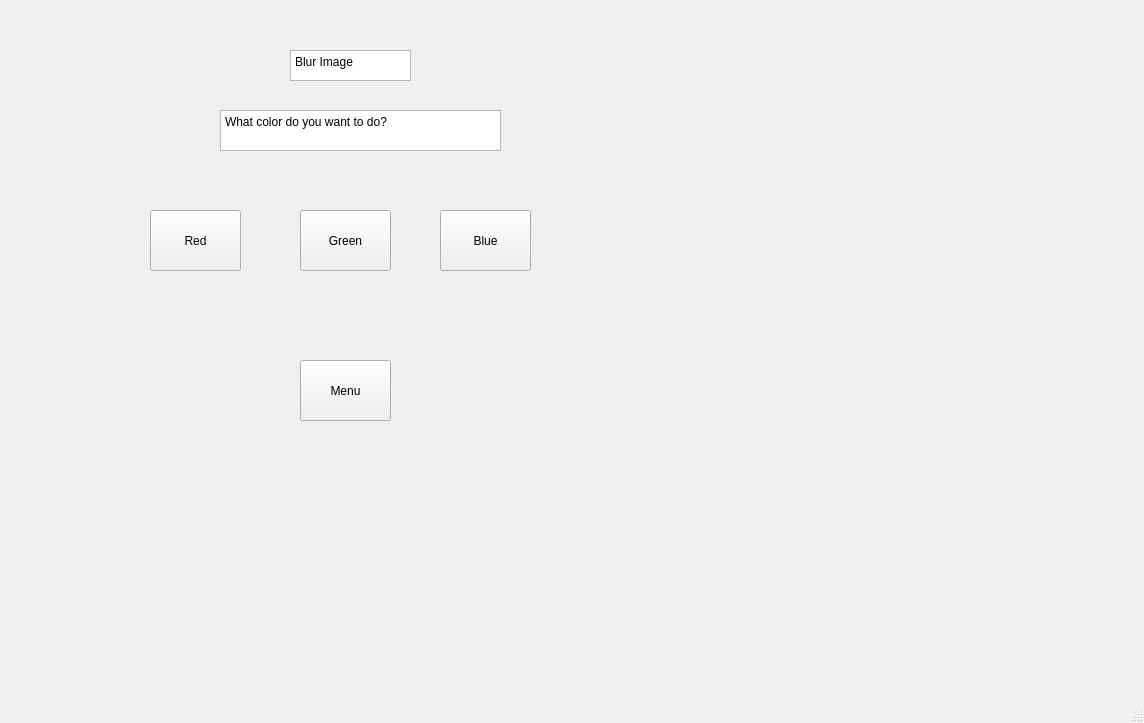
Qt form mainwindow.ui (Ezay06/Qt_Filter) before a commit.
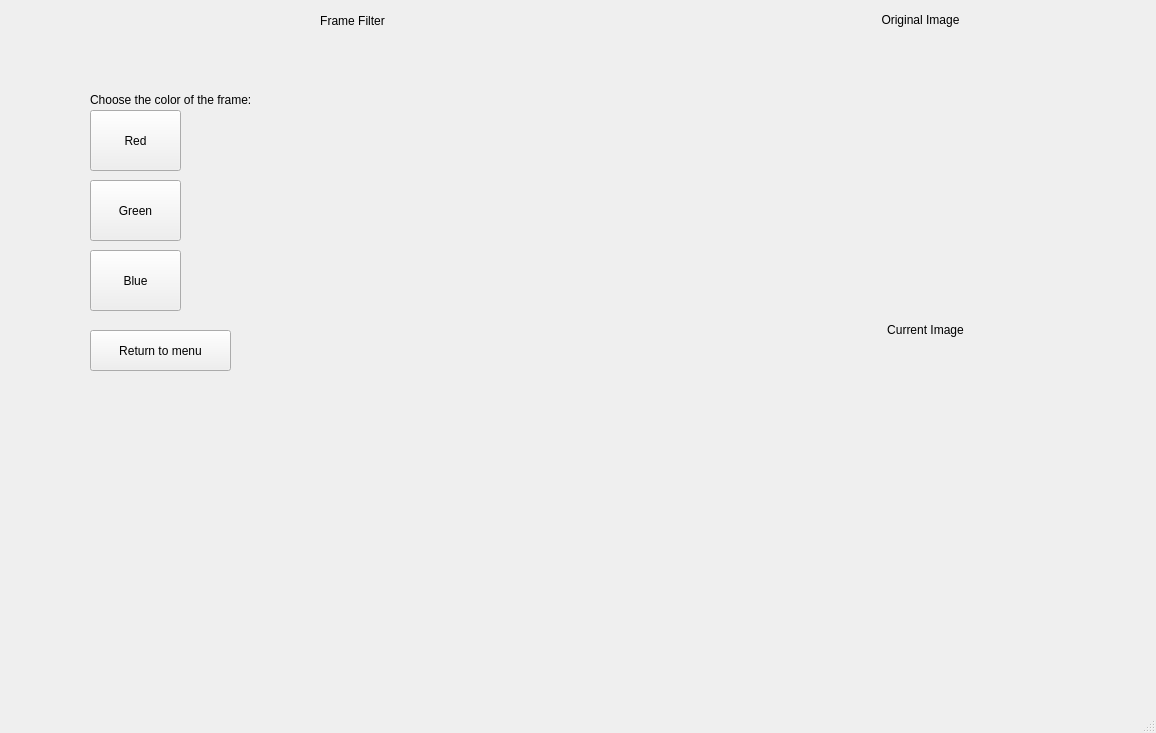
The same form after that commit. The open tabs and pages were chosen to show the change.

Commit message: implemented skew filter and adjusted the rest of the application

```diff
--- a/mainwindow.ui
+++ b/mainwindow.ui
@@ -6,8 +6,8 @@
    <rect>
     <x>0</x>
     <y>0</y>
-    <width>1144</width>
-    <height>723</height>
+    <width>1156</width>
+    <height>733</height>
    </rect>
   </property>
   <property name="windowTitle">
@@ -17,7 +17,7 @@
    <widget class="QStackedWidget" name="stackedWidget">
     <property name="geometry">
      <rect>
-      <x>10</x>
+      <x>0</x>
       <y>0</y>
       <width>731</width>
       <height>691</height>
@@ -1479,8 +1479,8 @@
      <widget class="QPushButton" name="blue_frame_button">
       <property name="geometry">
        <rect>
-        <x>430</x>
-        <y>210</y>
+        <x>90</x>
+        <y>250</y>
         <width>91</width>
         <height>61</height>
        </rect>
@@ -1492,8 +1492,8 @@
      <widget class="QPushButton" name="red_frame_button">
       <property name="geometry">
        <rect>
-        <x>140</x>
-        <y>210</y>
+        <x>90</x>
+        <y>110</y>
         <width>91</width>
         <height>61</height>
        </rect>
@@ -1502,57 +1502,11 @@
        <string>Red</string>
       </property>
      </widget>
-     <widget class="QTextBrowser" name="textBrowser_7">
-      <property name="geometry">
-       <rect>
-        <x>280</x>
-        <y>50</y>
-        <width>121</width>
-        <height>31</height>
-       </rect>
-      </property>
-      <property name="acceptDrops">
-       <bool>true</bool>
-      </property>
-      <property name="autoFillBackground">
-       <bool>false</bool>
-      </property>
-      <property name="html">
-       <string>&lt;!DOCTYPE HTML PUBLIC &quot;-//W3C//DTD HTML 4.0//EN&quot; &quot;http://www.w3.org/TR/REC-html40/strict.dtd&quot;&gt;
-&lt;html&gt;&lt;head&gt;&lt;meta name=&quot;qrichtext&quot; content=&quot;1&quot; /&gt;&lt;meta charset=&quot;utf-8&quot; /&gt;&lt;style type=&quot;text/css&quot;&gt;
-p, li { white-space: pre-wrap; }
-hr { height: 1px; border-width: 0; }
-li.unchecked::marker { content: &quot;\2610&quot;; }
-li.checked::marker { content: &quot;\2612&quot;; }
-&lt;/style&gt;&lt;/head&gt;&lt;body style=&quot; font-family:'Segoe UI'; font-size:9pt; font-weight:400; font-style:normal;&quot;&gt;
-&lt;p style=&quot; margin-top:0px; margin-bottom:0px; margin-left:0px; margin-right:0px; -qt-block-indent:0; text-indent:0px;&quot;&gt;Blur Image&lt;/p&gt;&lt;/body&gt;&lt;/html&gt;</string>
-      </property>
-     </widget>
-     <widget class="QTextBrowser" name="textBrowser_8">
-      <property name="geometry">
-       <rect>
-        <x>210</x>
-        <y>110</y>
-        <width>281</width>
-        <height>41</height>
-       </rect>
-      </property>
-      <property name="html">
-       <string>&lt;!DOCTYPE HTML PUBLIC &quot;-//W3C//DTD HTML 4.0//EN&quot; &quot;http://www.w3.org/TR/REC-html40/strict.dtd&quot;&gt;
-&lt;html&gt;&lt;head&gt;&lt;meta name=&quot;qrichtext&quot; content=&quot;1&quot; /&gt;&lt;meta charset=&quot;utf-8&quot; /&gt;&lt;style type=&quot;text/css&quot;&gt;
-p, li { white-space: pre-wrap; }
-hr { height: 1px; border-width: 0; }
-li.unchecked::marker { content: &quot;\2610&quot;; }
-li.checked::marker { content: &quot;\2612&quot;; }
-&lt;/style&gt;&lt;/head&gt;&lt;body style=&quot; font-family:'Segoe UI'; font-size:9pt; font-weight:400; font-style:normal;&quot;&gt;
-&lt;p style=&quot; margin-top:0px; margin-bottom:0px; margin-left:0px; margin-right:0px; -qt-block-indent:0; text-indent:0px;&quot;&gt;What color do you want to do?&lt;/p&gt;&lt;/body&gt;&lt;/html&gt;</string>
-      </property>
-     </widget>
      <widget class="QPushButton" name="green_frame_button">
       <property name="geometry">
        <rect>
-        <x>290</x>
-        <y>210</y>
+        <x>90</x>
+        <y>180</y>
         <width>91</width>
         <height>61</height>
        </rect>
@@ -1564,14 +1518,43 @@
      <widget class="QPushButton" name="back_to_menu_button">
       <property name="geometry">
        <rect>
-        <x>290</x>
-        <y>360</y>
-        <width>91</width>
-        <height>61</height>
+        <x>90</x>
+        <y>330</y>
+        <width>141</width>
+        <height>41</height>
        </rect>
       </property>
       <property name="text">
-       <string>Menu</string>
+       <string>Return to menu</string>
+      </property>
+     </widget>
+     <widget class="QLabel" name="label_7">
+      <property name="geometry">
+       <rect>
+        <x>262</x>
+        <y>10</y>
+        <width>181</width>
+        <height>21</height>
+       </rect>
+      </property>
+      <property name="text">
+       <string>Frame Filter</string>
+      </property>
+      <property name="alignment">
+       <set>Qt::AlignCenter</set>
+      </property>
+     </widget>
+     <widget class="QLabel" name="label_8">
+      <property name="geometry">
+       <rect>
+        <x>90</x>
+        <y>90</y>
+        <width>301</width>
+        <height>20</height>
+       </rect>
+      </property>
+      <property name="text">
+       <string>Choose the color of the frame:</string>
       </property>
      </widget>
     </widget>
@@ -1580,8 +1563,8 @@
    <widget class="QLabel" name="original_image">
     <property name="geometry">
      <rect>
-      <x>730</x>
-      <y>40</y>
+      <x>740</x>
+      <y>30</y>
       <width>371</width>
       <height>281</height>
      </rect>
@@ -1593,7 +1576,7 @@
    <widget class="QLabel" name="current_image">
     <property name="geometry">
      <rect>
-      <x>730</x>
+      <x>740</x>
       <y>350</y>
       <width>371</width>
       <height>311</height>
@@ -1603,6 +1586,38 @@
      <string/>
     </property>
    </widget>
+   <widget class="QLabel" name="label_og">
+    <property name="geometry">
+     <rect>
+      <x>840</x>
+      <y>10</y>
+      <width>161</width>
+      <height>20</height>
+     </rect>
+    </property>
+    <property name="text">
+     <string>Original Image</string>
+    </property>
+    <property name="alignment">
+     <set>Qt::AlignCenter</set>
+    </property>
+   </widget>
+   <widget class="QLabel" name="label_curr">
+    <property name="geometry">
+     <rect>
+      <x>860</x>
+      <y>320</y>
+      <width>131</width>
+      <height>20</height>
+     </rect>
+    </property>
+    <property name="text">
+     <string>Current Image</string>
+    </property>
+    <property name="alignment">
+     <set>Qt::AlignCenter</set>
+    </property>
+   </widget>
   </widget>
   <widget class="QMenuBar" name="menubar">
    <property name="geometry">
```
Left out of the diff: 385 changed lines with no effect on the pictures. The commit also changes 2 other files.
